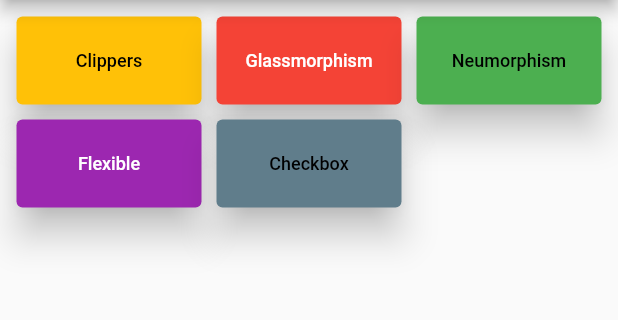
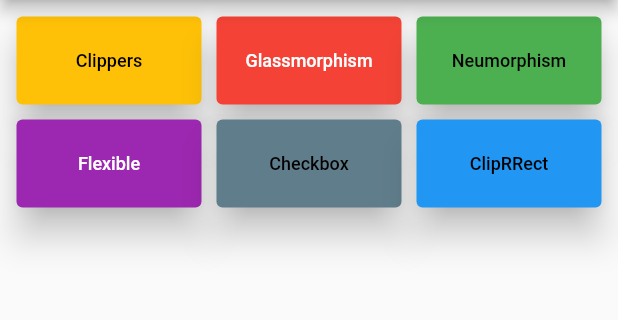
Before and after one commit to erdemgocen44/Flutter_Widgets, a Flutter app: the screen it shows after launch, on a phone screen of 412 x 824 dp, the part 84-404 px from its top. Run offline on Flutter 3.47's test engine with Material 2 defaults, Android fonts, the phone set to English and light mode, and no system bars.

Commit message:
ClipRRect widget başlandı

```diff
--- a/lib/home_page.dart
+++ b/lib/home_page.dart
@@ -57,6 +57,12 @@ class _HomePageState extends State<HomePage> {
                 onprimary: Colors.black,
                 rota: '/checkbox',
               ),
+              CustomElevatedButton(
+                yazi: 'ClipRRect',
+                primary: Colors.blue,
+                onprimary: Colors.black,
+                rota: '/cliprrect',
+              ),
             ],
           ),
         ));
```
Also changed, not shown: lib/widgets/cliprrect/cliprrect.dart (added, +19 -0 lines).
